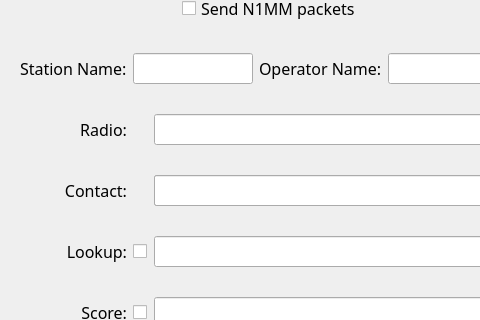
The window that not1mm/data/configuration.ui (mbridak/not1mm) describes before a commit, drawn with Qt 5; both pictures show x 0 to 480 and y 85 to 405 of the 684 by 499 pixel window.
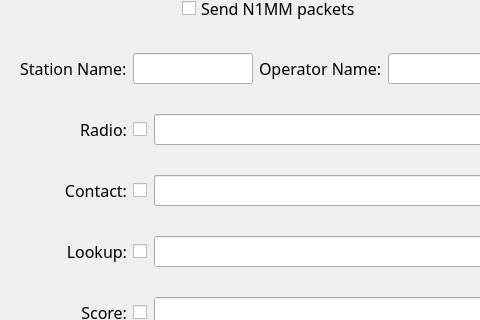
The same window after the commit. The open tabs and pages were chosen to show the change.

Commit message: @mbridak add missing checkbox

```diff
--- a/not1mm/data/configuration.ui
+++ b/not1mm/data/configuration.ui
@@ -1577,7 +1577,21 @@
           <string>Contact:</string>
          </property>
          <property name="alignment">
-          <set>Qt::AlignRight|Qt::AlignTrailing|Qt::AlignVCenter</set>
+          <set>Qt::AlignmentFlag::AlignRight|Qt::AlignmentFlag::AlignTrailing|Qt::AlignmentFlag::AlignVCenter</set>
+         </property>
+        </widget>
+       </item>
+       <item row="2" column="1">
+        <widget class="QCheckBox" name="send_n1mm_radio">
+         <property name="text">
+          <string/>
+         </property>
+        </widget>
+       </item>
+       <item row="3" column="1">
+        <widget class="QCheckBox" name="send_n1mm_contact">
+         <property name="text">
+          <string/>
          </property>
         </widget>
        </item>
```
Left out of the diff: 104 changed lines with no effect on the pictures.
